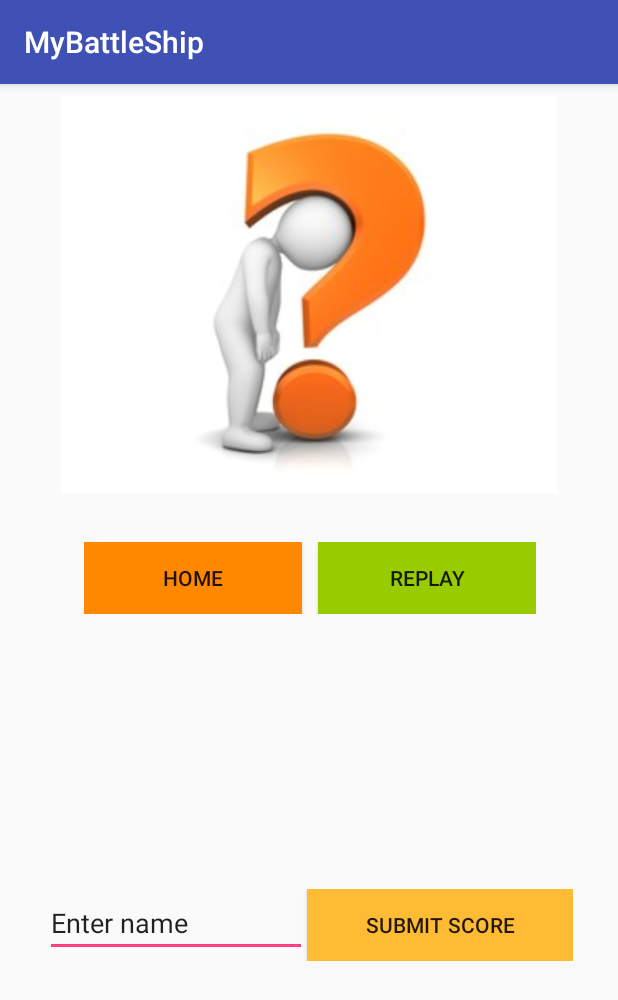
After one commit to vladiMishaiev/MyBattleShip, an Android app: the FinishGameActivity screen opened directly, with no data from a screen before it, on a phone screen of 412 x 824 dp. The commit adds this screen. Shown: the top 1000 px of the screen. Run offline under Robolectric (Android 15) with nearby library versions, the light colour scheme and no system bars; 1 statement that could not run was skipped.

Commit message:
gameplay fix add finish screen

```diff
--- a/battleShipApp/src/main/AndroidManifest.xml
+++ b/battleShipApp/src/main/AndroidManifest.xml
@@ -25,7 +25,8 @@
                 <category android:name="android.intent.category.LAUNCHER" />
             </intent-filter>
         </activity>
-        <activity android:name=".RecordsActivity"></activity>
+        <activity android:name=".RecordsActivity" />
+        <activity android:name=".FinishGameActivity"></activity>
     </application>
 
 </manifest>
--- /dev/null
+++ b/battleShipApp/src/main/java/com/example/vladi/mybattleship/FinishGameActivity.java
@@ -0,0 +1,78 @@
+package com.example.vladi.mybattleship;
+
+import android.content.Context;
+import android.content.Intent;
+import android.content.SharedPreferences;
+import android.support.v7.app.AppCompatActivity;
+import android.os.Bundle;
+import android.view.View;
+import android.widget.Button;
+import android.widget.EditText;
+import android.widget.ImageView;
+import android.widget.LinearLayout;
+
+public class FinishGameActivity extends AppCompatActivity {
+    private static final String TAG = "FinishGameActivity";
+    private ImageView outcomeImg;
+    private double score;
+    private Button replayBtn;
+    private Button homeBtn;
+    private Button submitScore;
+    private EditText nameInput;
+    @Override
+    protected void onCreate(Bundle savedInstanceState) {
+        super.onCreate(savedInstanceState);
+        setContentView(R.layout.activity_finish_game);
+        getScore();
+        setImage();
+        setReplayBtn();
+        setHomeBtn();
+        setSubmitBox();
+    }
+    private void setReplayBtn(){
+        replayBtn = (Button)findViewById(R.id.replayBtn);
+        replayBtn.setOnClickListener(new View.OnClickListener() {
+            @Override
+            public void onClick(View view) {
+                Intent intent = new Intent(FinishGameActivity.this,BattleActivity.class);
+                startActivity(intent);
+                finish();
+            }
+        });
+
+    }
+    private void setHomeBtn(){
+        homeBtn = (Button)findViewById(R.id.homeBtn);
+        homeBtn.setOnClickListener(new View.OnClickListener() {
+            @Override
+            public void onClick(View view) {
+                Intent intent = new Intent(FinishGameActivity.this,MainActivity.class);
+                startActivity(intent);
+                finish();
+            }
+        });
+    }
+    private void setSubmitBox(){
+        //set submit box visability
+        LinearLayout recordBox = (LinearLayout)findViewById(R.id.submitRecordBox);
+        recordBox.setVisibility(LinearLayout.GONE);
+        recordBox.setVisibility(LinearLayout.VISIBLE);
+
+
+        submitScore = (Button)findViewById(R.id.submitScoreBtn);
+        nameInput = (EditText)findViewById(R.id.nameInput);
+        //get box input
+    }
+    private void getScore(){
+        Bundle params = getIntent().getExtras();
+        score = params.getDouble("score");
+    }
+
+    private void setImage(){
+        outcomeImg = (ImageView)findViewById(R.id.outcomeImg);
+        if (score!=0)
+            outcomeImg.setImageResource(R.drawable.winner);
+        else
+            outcomeImg.setImageResource(R.drawable.looser);
+    }
+}
--- /dev/null
+++ b/battleShipApp/src/main/res/layout/activity_finish_game.xml
@@ -0,0 +1,86 @@
+<?xml version="1.0" encoding="utf-8"?>
+<android.support.constraint.ConstraintLayout xmlns:android="http://schemas.android.com/apk/res/android"
+    xmlns:app="http://schemas.android.com/apk/res-auto"
+    xmlns:tools="http://schemas.android.com/tools"
+    android:layout_width="match_parent"
+    android:layout_height="match_parent"
+    tools:context="com.example.vladi.mybattleship.FinishGameActivity">
+
+    <ImageView
+        android:id="@+id/outcomeImg"
+        android:layout_width="355dp"
+        android:layout_height="265dp"
+        android:layout_marginEnd="8dp"
+        android:layout_marginStart="8dp"
+        android:layout_marginTop="8dp"
+        app:layout_constraintEnd_toEndOf="parent"
+        app:layout_constraintStart_toStartOf="parent"
+        app:layout_constraintTop_toTopOf="parent"
+        app:srcCompat="?android:attr/textCheckMark" />
+
+    <LinearLayout
+        android:id="@+id/navControlBox"
+        android:layout_width="301dp"
+        android:layout_height="wrap_content"
+        android:layout_marginEnd="8dp"
+        android:layout_marginStart="8dp"
+        android:layout_marginTop="32dp"
+        android:orientation="horizontal"
+        app:layout_constraintEnd_toEndOf="parent"
+        app:layout_constraintHorizontal_bias="0.507"
+        app:layout_constraintStart_toStartOf="parent"
+        app:layout_constraintTop_toBottomOf="@+id/outcomeImg">
+
+        <Button
+            android:id="@+id/homeBtn"
+            android:layout_width="wrap_content"
+            android:layout_height="wrap_content"
+            android:layout_marginRight="5dp"
+            android:layout_weight="1"
+            android:background="@android:color/holo_orange_dark"
+            android:text="Home" />
+
+        <Button
+            android:id="@+id/replayBtn"
+            android:layout_width="wrap_content"
+            android:layout_height="wrap_content"
+            android:layout_marginLeft="5dp"
+            android:layout_weight="1"
+            android:background="@android:color/holo_green_light"
+            android:text="Replay" />
+    </LinearLayout>
+
+    <LinearLayout
+        android:id="@+id/submitRecordBox"
+        android:layout_width="352dp"
+        android:layout_height="wrap_content"
+        android:layout_marginBottom="8dp"
+        android:layout_marginEnd="8dp"
+        android:layout_marginStart="8dp"
+        android:layout_marginTop="8dp"
+        android:orientation="horizontal"
+        app:layout_constraintBottom_toBottomOf="parent"
+        app:layout_constraintEnd_toEndOf="parent"
+        app:layout_constraintStart_toStartOf="parent"
+        app:layout_constraintTop_toBottomOf="@+id/navControlBox">
+
+        <EditText
+            android:id="@+id/nameInput"
+            android:layout_width="97dp"
+            android:layout_height="wrap_content"
+            android:layout_weight="1"
+            android:ems="10"
+            android:inputType="textPersonName"
+            android:text="Enter name" />
+
+        <Button
+            android:id="@+id/submitScoreBtn"
+            android:layout_width="wrap_content"
+            android:layout_height="wrap_content"
+            android:layout_weight="1"
+            android:background="@android:color/holo_orange_light"
+            android:text="Submit Score" />
+
+    </LinearLayout>
+
+</android.support.constraint.ConstraintLayout>
```
Also changed, not shown: battleShipApp/src/main/java/com/example/vladi/mybattleship/BattleActivity.java (+22 -6 lines), battleShipApp/src/main/java/com/example/vladi/mybattleship/Logic/Board.java (+7 -1 lines), battleShipApp/src/main/java/com/example/vladi/mybattleship/Logic/Game.java (+39 -11 lines), battleShipApp/src/main/res/drawable/looser.jpg (added), battleShipApp/src/main/res/drawable/winner.jpg (added).
